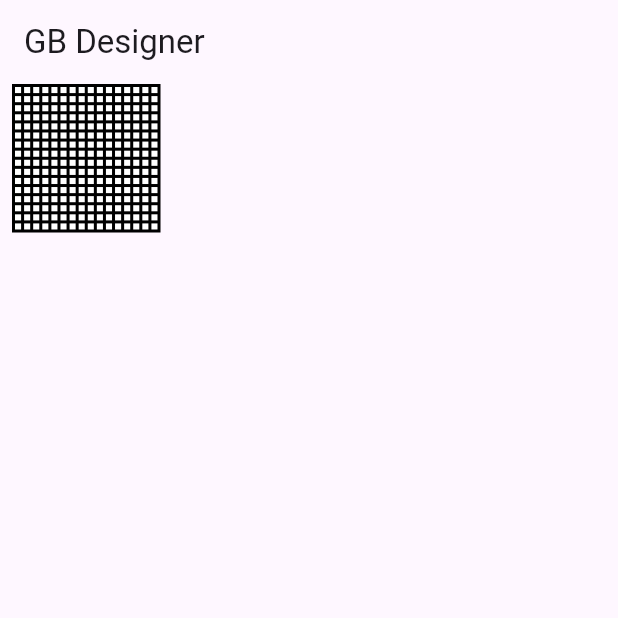
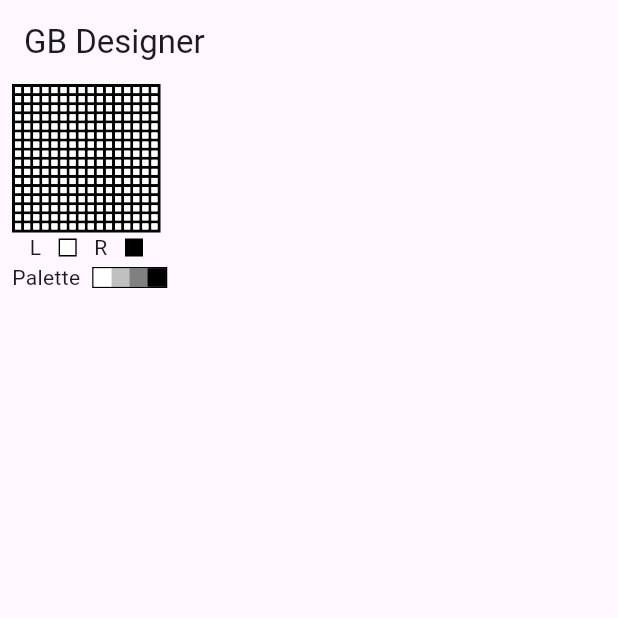
Before and after one commit to mars3142/gb-designer, a Flutter app: the screen it shows after launch, on a phone screen of 412 x 824 dp, the top half of it. Run offline on Flutter 3.47's test engine with Material 3 defaults, Android fonts, the phone set to English and light mode, and no system bars.

Commit message:
update ui
Signed-off-by: Peter Siegmund <developer@mars3142.org>

```diff
--- a/lib/ui/components/pixel.dart
+++ b/lib/ui/components/pixel.dart
@@ -4,21 +4,29 @@ import 'package:gb_designer/theme.dart';
 class GBPixel extends StatelessWidget {
   const GBPixel({
     super.key,
-    required this.index,
+    this.index = 0,
     this.color = colorWhite,
     this.onTap,
+    this.outline = false,
   });
 
   final int index;
   final Color color;
   final Function(int index)? onTap;
+  final bool outline;
 
   @override
   Widget build(BuildContext context) {
-    return GestureDetector(
-      onTap: () => onTap?.call(index),
-      child: ColoredBox(
+    return Container(
+      decoration: BoxDecoration(
         color: color,
+        border: outline ? Border.all(color: colorBlack) : null,
+      ),
+      child: GestureDetector(
+        onTap: () => onTap?.call(index),
+        child: ColoredBox(
+          color: color,
+        ),
       ),
     );
   }
--- a/lib/ui/designer.dart
+++ b/lib/ui/designer.dart
@@ -1,4 +1,6 @@
 import 'package:flutter/material.dart';
+import 'package:gb_designer/theme.dart';
+import 'package:gb_designer/ui/components/pixel.dart';
 import 'package:gb_designer/ui/components/sprite.dart';
 
 class GBDesigner extends StatelessWidget {
@@ -11,13 +13,48 @@ class GBDesigner extends StatelessWidget {
         title: const Text('GB Designer'),
       ),
       body: Column(
+        crossAxisAlignment: CrossAxisAlignment.start,
         children: [
           Padding(
             padding: const EdgeInsets.symmetric(horizontal: 8.0),
             child: LayoutBuilder(builder: (context, constraints) {
               return SizedBox(
                 width: constraints.maxWidth / 4,
-                child: const GBSprite(),
+                child: Column(
+                  children: [
+                    const GBSprite(),
+                    const Row(
+                      mainAxisAlignment: MainAxisAlignment.spaceEvenly,
+                      children: [
+                        Text('L'),
+                        SizedBox(height: 12.0, width: 12.0, child: GBPixel(color: colorWhite, outline: true)),
+                        Text('R'),
+                        SizedBox(height: 12.0, width: 12.0, child: GBPixel(color: colorBlack, outline: true)),
+                      ],
+                    ),
+                    Row(
+                      children: [
+                        const Text('Palette'),
+                        const SizedBox(
+                          width: 8.0,
+                        ),
+                        Container(
+                          decoration: BoxDecoration(
+                            border: Border.all(color: colorBlack),
+                          ),
+                          child: const Row(
+                            children: [
+                              SizedBox(height: 12.0, width: 12.0, child: GBPixel(color: colorWhite)),
+                              SizedBox(height: 12.0, width: 12.0, child: GBPixel(color: colorLightGray)),
+                              SizedBox(height: 12.0, width: 12.0, child: GBPixel(color: colorGray)),
+                              SizedBox(height: 12.0, width: 12.0, child: GBPixel(color: colorBlack)),
+                            ],
+                          ),
+                        ),
+                      ],
+                    )
+                  ],
+                ),
               );
             }),
           ),
--- a/pubspec.yaml
+++ b/pubspec.yaml
@@ -35,6 +35,7 @@ dependencies:
   # The following adds the Cupertino Icons font to your application.
   # Use with the CupertinoIcons class for iOS style icons.
   cupertino_icons: ^1.0.2
+  flutter_hooks: ^0.20.3
 
 dev_dependencies:
   flutter_test:
```
Also changed, not shown: pubspec.lock, 1 other file.
